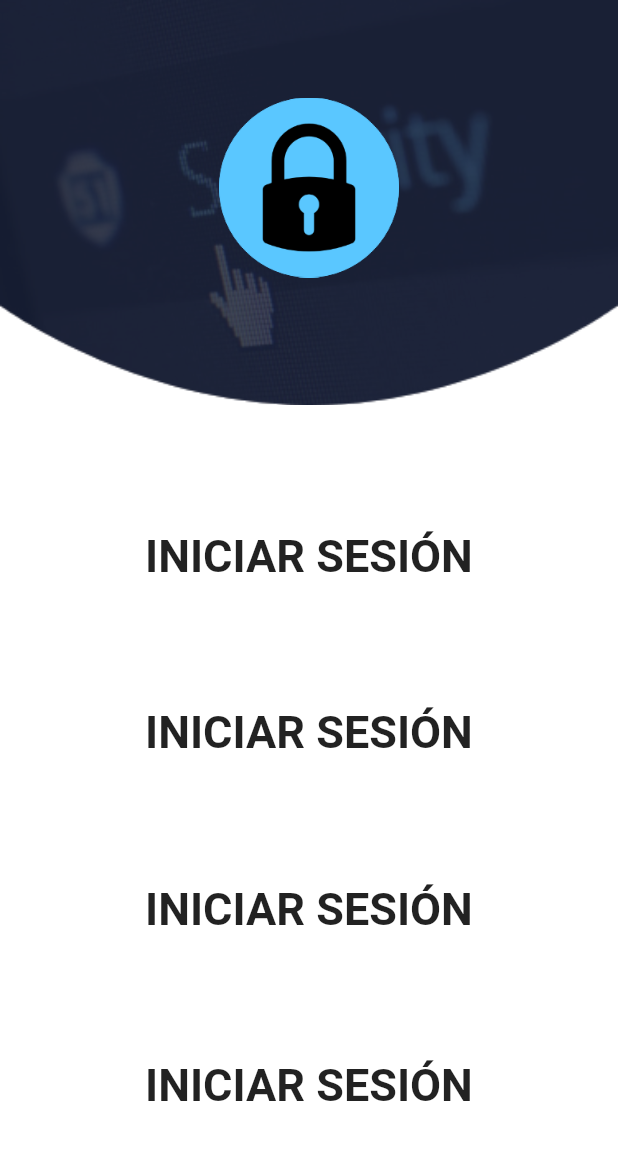
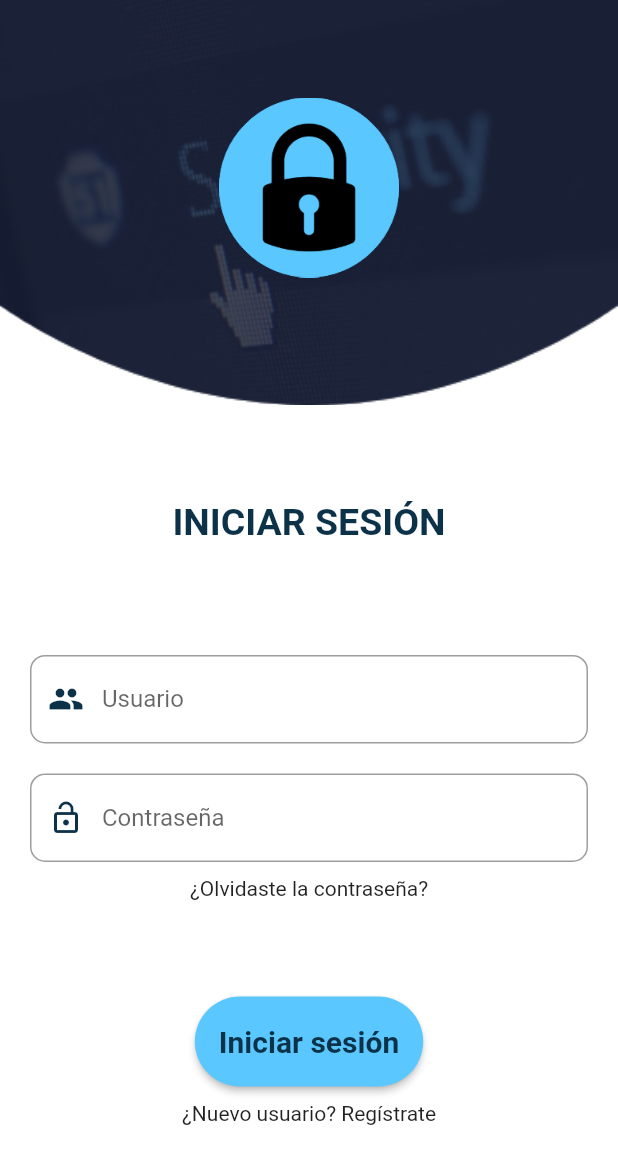
Before and after one commit to PedroHigueraG/SecurityApp, a Flutter app: the MainPage screen opened by its route, on a phone screen of 412 x 824 dp. Shown: the top 1164 px of the screen. Run offline on Flutter 3.47's test engine with Material 2 defaults, Android fonts, the light colour scheme and no system bars.

Commit message:
Se desarrolló el front del login, falta funcionalidad

```diff
--- a/lib/pages/loginPage.dart
+++ b/lib/pages/loginPage.dart
@@ -1,5 +1,6 @@
 import 'dart:async';
 import 'package:flutter/material.dart';
+import 'package:security_app/pages/startPage.dart';
 
 class MainPage extends StatefulWidget {
   @override
@@ -10,6 +11,8 @@ class _MainPageState extends State<MainPage>
     with SingleTickerProviderStateMixin {
   AnimationController _controller;
   Animation<double> _animation;
+  TextEditingController userController = new TextEditingController();
+  TextEditingController passController = new TextEditingController();
 
   @override
   void initState() {
@@ -64,29 +67,87 @@ class _MainPageState extends State<MainPage>
                 )
               ],
             ),
-            Expanded(child:  Column(
+            Expanded(
+              child: Column(
                 mainAxisAlignment: MainAxisAlignment.spaceEvenly,
                 children: [
-
                   Text(
                     'INICIAR SESIÓN',
-                  style: TextStyle(fontWeight: FontWeight.bold, fontSize: 30),
+                    style: TextStyle(
+                        fontWeight: FontWeight.bold,
+                        fontSize: 25,
+                        color: azulOscuro),
                   ),
-                Text(
-                  'INICIAR SESIÓN',
-                  style: TextStyle(fontWeight: FontWeight.bold, fontSize: 30),
+                  Column(
+                    children: [
+                      Padding(
+                        padding: const EdgeInsets.symmetric(
+                            horizontal: 20, vertical: 10),
+                        child: TextField(
+                          controller: userController,
+                          decoration: InputDecoration(
+                            prefixIcon: Icon(
+                              Icons.people,
+                              color: azulOscuro,
                             ),
-                Text(
-                  'INICIAR SESIÓN',
-                  style: TextStyle(fontWeight: FontWeight.bold, fontSize: 30),
+                            border: OutlineInputBorder(
+                                borderRadius: BorderRadius.circular(10)),
+                            focusedBorder: OutlineInputBorder(
+                                borderSide: BorderSide(color: azulOscuro)),
+                            hintText: 'Usuario',
                           ),
-                Text(
-                  'INICIAR SESIÓN',
-                  style: TextStyle(fontWeight: FontWeight.bold, fontSize: 30),
+                        ),
+                      ),
+                      Padding(
+                        padding: const EdgeInsets.symmetric(
+                            horizontal: 20, vertical: 10),
+                        child: TextField(
+                          obscureText: true,
+                          enableSuggestions: false,
+                          autocorrect: false,
+                          controller: passController,
+                          decoration: InputDecoration(
+                            prefixIcon: Icon(
+                              Icons.lock_open,
+                              color: azulOscuro,
+                            ),
+                            border: OutlineInputBorder(
+                                borderRadius: BorderRadius.circular(10)),
+                            focusedBorder: OutlineInputBorder(
+                                borderSide: BorderSide(color: azulOscuro)),
+                            hintText: 'Contraseña',
+                          ),
+                        ),
+                      ),
+                      Text('¿Olvidaste la contraseña?'),
+                    ],
+                  ),
+                  Column(
+                    children: [
+                      MaterialButton(
+                        minWidth: 150.0,
+                        height: 60.0,
+                        onPressed: () {
+                          Navigator.pushNamed(context, '/pages/mainPage');
+                        },
+                        color: azulClaro,
+                        shape: RoundedRectangleBorder(
+                            borderRadius: BorderRadius.circular(33.0)),
+                        child: Text('Iniciar sesión',
+                            style: TextStyle(
+                                fontSize: 20,
+                                fontWeight: FontWeight.bold,
+                                color: azulOscuro)),
+                      ),
+                      Padding(
+                        padding: const EdgeInsets.symmetric(vertical: 10),
+                        child: Text("¿Nuevo usuario? Regístrate"),
                       ),
                     ],
-            ),)
-
+                  )
+                ],
+              ),
+            )
           ],
         ));
   }
```
Lines whose indentation alone changed are shown as unchanged.
